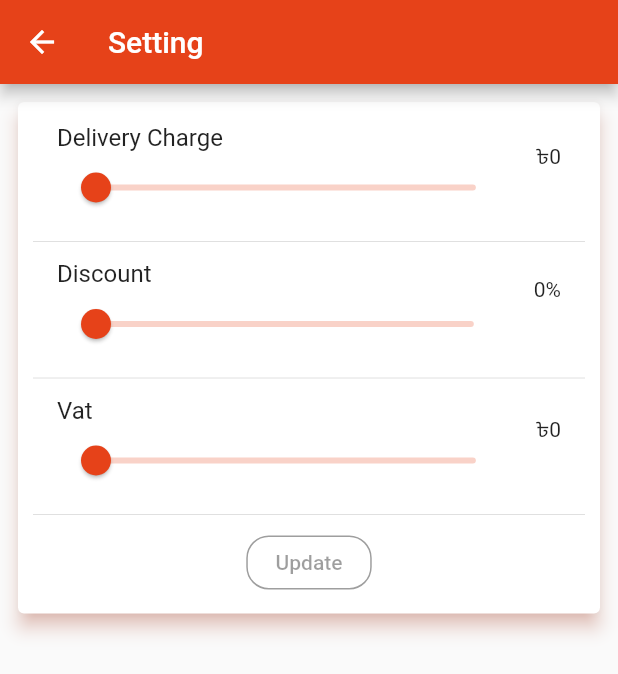
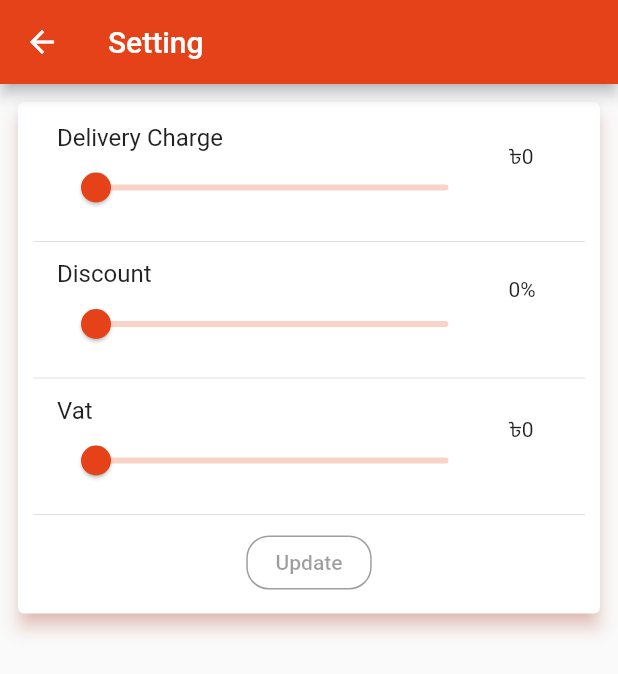
Before and after one commit to devfoyzur17/e_commerce_admin_app, a Flutter app: the SettingPage screen opened by its route, on a phone screen of 412 x 824 dp. Shown: the top 674 px of the screen. Run offline on Flutter 3.47's test engine with Material 2 defaults, Android fonts, the phone set to English and light mode, and no system bars; our stand-ins replace cloud_firestore, firebase_auth, firebase_core, firebase_storage, image_picker; accounts and stored records are empty.

Commit message:
primary complete

```diff
--- a/lib/db/db_helper.dart
+++ b/lib/db/db_helper.dart
@@ -71,8 +71,8 @@ class DBHelper {
   static Stream<QuerySnapshot<Map<String, dynamic>>> getAllProducts() =>
       _db.collection(collectionProducts).snapshots();
 
-  static Stream<DocumentSnapshot<Map<String, dynamic>>> getAllOrderConstants() =>
-      _db.collection(collectionOrderSettings).doc(documentOrderConstant).snapshots();
+  static Future<DocumentSnapshot<Map<String, dynamic>>> getAllOrderConstants() =>
+      _db.collection(collectionOrderSettings).doc(documentOrderConstant).get();
 
   static Stream<DocumentSnapshot<Map<String, dynamic>>> getProductById(
           String id) =>
--- a/lib/pages/setting_page.dart
+++ b/lib/pages/setting_page.dart
@@ -25,10 +25,14 @@ class _SettingPageState extends State<SettingPage> {
   void didChangeDependencies() {
     productProvider = Provider.of<ProductProvider>(context, listen: false);
     orderProvider = Provider.of<OrderProvider>(context, listen: false);
-    orderProvider.getOrderConstants();
-    deliveryChargeSliderValue = orderProvider.orderConstantsModel.deliveryCharge.toDouble();
-    discountSliderValue = orderProvider.orderConstantsModel.discount.toDouble();
-    vatSliderValue = orderProvider.orderConstantsModel.vat.toDouble();
+    orderProvider.getOrderConstants().then((value) {
+      setState(() {
+        deliveryChargeSliderValue = orderProvider.orderConstantsModel.deliveryCharge.toDouble();
+        discountSliderValue = orderProvider.orderConstantsModel.discount.toDouble();
+        vatSliderValue = orderProvider.orderConstantsModel.vat.toDouble();
+      });
+    });
+
 
     super.didChangeDependencies();
   }
@@ -51,7 +55,11 @@ class _SettingPageState extends State<SettingPage> {
                 children: [
                   ListTile(
                     title: Text("Delivery Charge"),
-                    trailing: Text("৳${deliveryChargeSliderValue.round()}"),
+                    trailing: Container(
+                      width: 35,
+                        child: Container(
+                          width: 35,
+                            child: Text("৳${deliveryChargeSliderValue.round()}"))),
                     subtitle: Slider(
                       value: deliveryChargeSliderValue.toDouble(),
                       min: 0,
@@ -71,7 +79,9 @@ class _SettingPageState extends State<SettingPage> {
 
                   ListTile(
                     title: Text("Discount"),
-                    trailing: Text("${discountSliderValue.round()}%"),
+                    trailing: Container(
+                      width: 35,
+                        child: Text("${discountSliderValue.round()}%")),
                     subtitle: Slider(
                       value: discountSliderValue.toDouble(),
                       min: 0,
@@ -89,7 +99,9 @@ class _SettingPageState extends State<SettingPage> {
                   Divider(),
                   ListTile(
                     title: Text("Vat"),
-                    trailing: Text("৳${vatSliderValue.round()}"),
+                    trailing: Container(
+                      width: 35,
+                        child: Text("৳${vatSliderValue.round()}")),
                     subtitle: Slider(
                       value: vatSliderValue.toDouble(),
                       min: 0,
--- a/lib/providers/order_provider.dart
+++ b/lib/providers/order_provider.dart
@@ -8,13 +8,9 @@ class OrderProvider extends ChangeNotifier {
   Future<void> addOrderConstants(OrderConstantsModel orderConstantsModel) =>
       DBHelper.addOrderConstants(orderConstantsModel);
 
-  getOrderConstants() {
-    DBHelper.getAllOrderConstants().listen((event) {
-      if (event.exists) {
-        orderConstantsModel = OrderConstantsModel.fromMap(event.data()!);
-
-        notifyListeners();
-      }
-    });
+  Future<void> getOrderConstants() async{
+   final snapshot = await DBHelper.getAllOrderConstants();
+   orderConstantsModel = OrderConstantsModel.fromMap(snapshot.data()!);
+   notifyListeners();
   }
 }
```
Also changed, not shown: lib/pages/login_page.dart (+5 -4 lines), assets/images/login.jpg (added).
